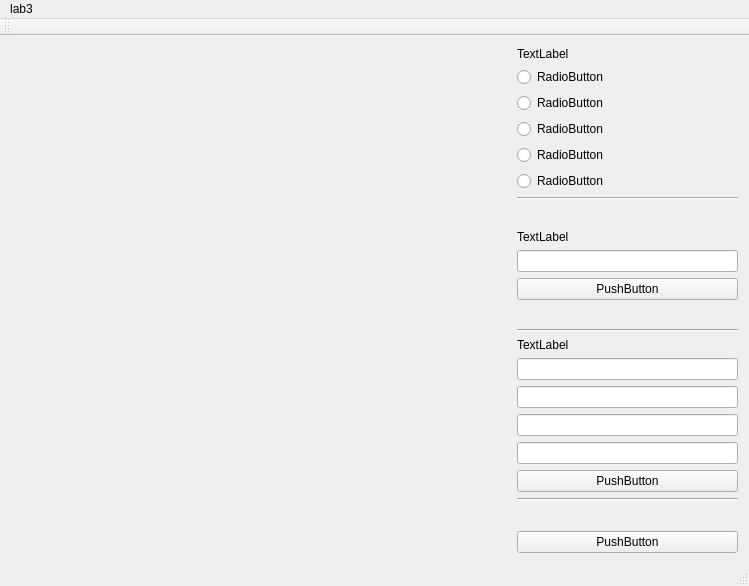
Old version of the form mainwindow.ui in the repository aminbenarieb/cg_lab3.
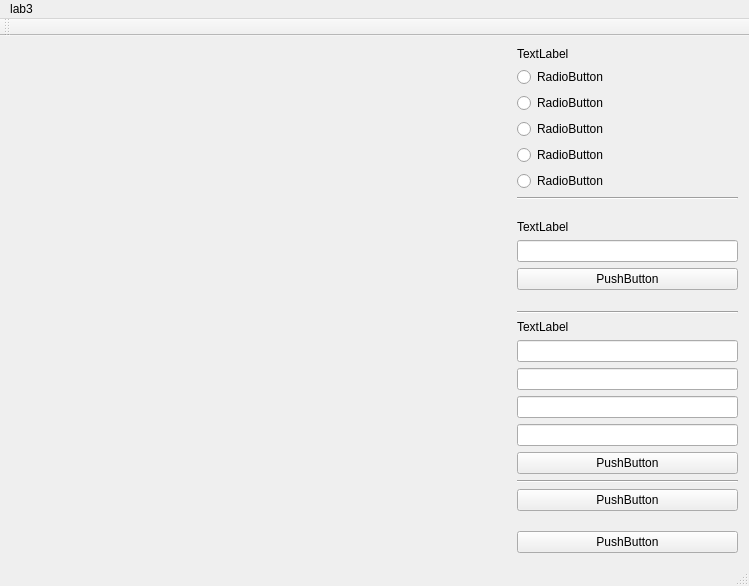
New version of the form. Custom widgets are drawn as their Qt base class.

Commit message: Added draw performance buttons and basic code.

Patch:
```diff
--- a/mainwindow.ui
+++ b/mainwindow.ui
@@ -181,6 +181,13 @@
         </property>
        </widget>
       </item>
+      <item>
+       <widget class="QPushButton" name="btnPerformance">
+        <property name="text">
+         <string>PushButton</string>
+        </property>
+       </widget>
+      </item>
       <item>
        <spacer name="verticalSpacer">
         <property name="orientation">
```
The commit also changes 4 other files.
